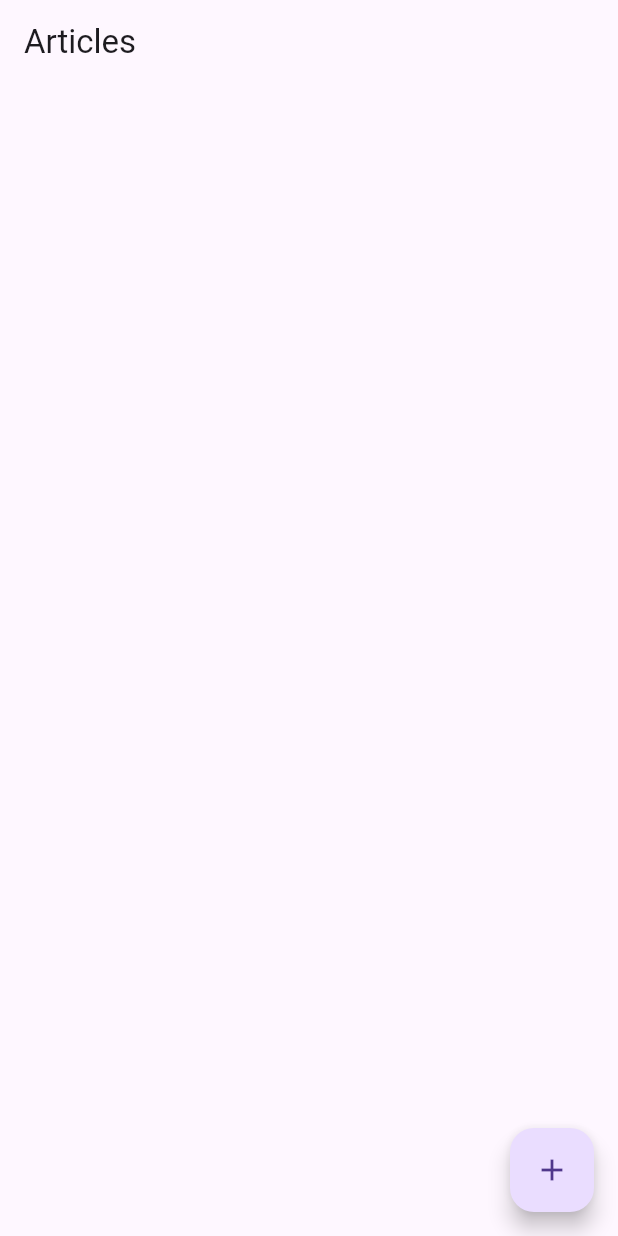
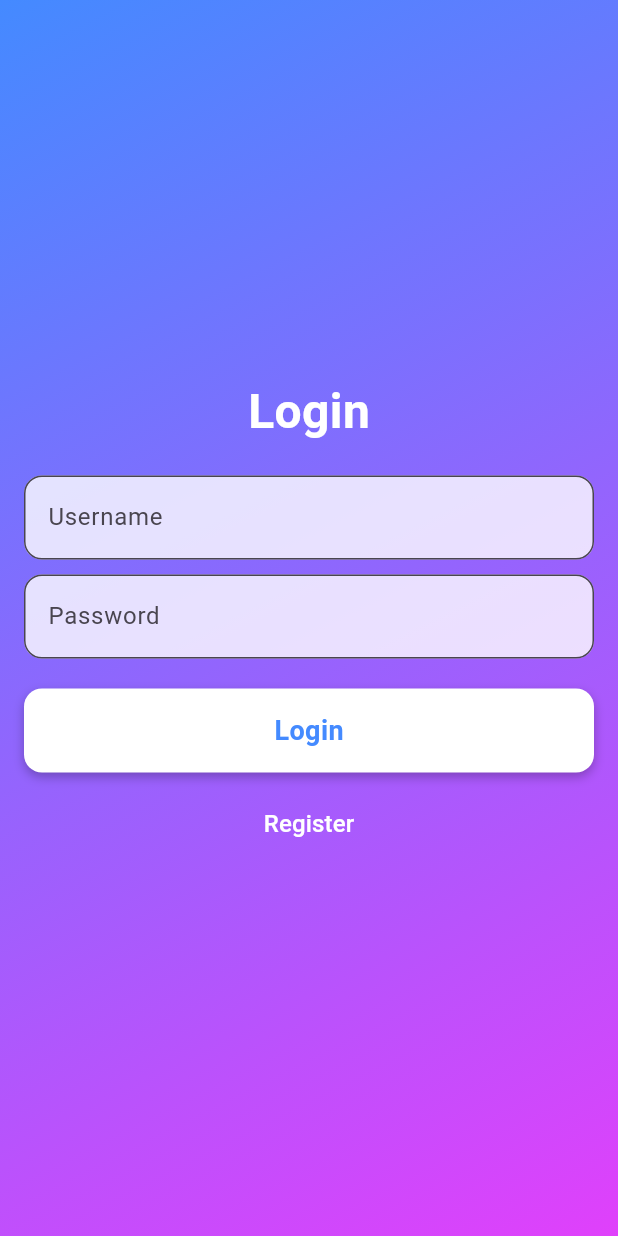
Before and after one commit to Vadum4567890/FlutterApp, a Flutter app: the screen it shows after launch, on a phone screen of 412 x 824 dp. Run offline on Flutter 3.47's test engine with Material 3 defaults, Android fonts, the phone set to English and light mode, and no system bars; our stand-ins replace image_picker.

Commit message:
Adding New Pages: Login, Register, Profile. Adding Author to the Article

```diff
--- a/analysis_options.yaml
+++ b/analysis_options.yaml
@@ -14,6 +14,7 @@ analyzer:
     prefer_int_literals: ignore
     prefer_const_constructors: ignore
     duplicate_ignore: ignore
+    lines_longer_than_80_chars: ignore
 
 linter:
   rules:
--- a/lib/main.dart
+++ b/lib/main.dart
@@ -1,5 +1,8 @@
 import 'package:flutter/material.dart';
 import 'package:my_project/screens/article_list_screen.dart';
+import 'package:my_project/screens/auth/login_screen.dart';
+import 'package:my_project/screens/auth/register_screen.dart';
+import 'package:my_project/screens/profile.screen.dart';
 
 void main() {
   runApp(ArticleApp());
@@ -12,6 +15,13 @@ class ArticleApp extends StatelessWidget {
       title: 'Articles App',
       theme: ThemeData(primarySwatch: Colors.blue),
       home: ArticleListScreen(),
+      initialRoute: '/login',
+      routes: {
+        '/login': (context) => const LoginScreen(),
+        '/register': (context) => const RegisterScreen(),
+        '/profile': (context) => const ProfileScreen(),
+        '/home': (context) => ArticleListScreen(),
+      },
     );
   }
 }
--- a/lib/models/article.dart
+++ b/lib/models/article.dart
@@ -2,6 +2,7 @@ class Article {
   final String title;
   final String content;
   final String? imagePath;
+  final String? author;
 
-  Article({required this.title, required this.content, this.imagePath});
+  Article({required this.title, required this.content, required this.author, this.imagePath});
 }
--- /dev/null
+++ b/lib/screens/auth/login_screen.dart
@@ -0,0 +1,126 @@
+import 'package:flutter/material.dart';
+import 'package:my_project/services/auth_service.dart';
+
+class LoginScreen extends StatefulWidget {
+  const LoginScreen({super.key});
+
+  @override
+  _LoginScreenState createState() => _LoginScreenState();
+}
+
+class _LoginScreenState extends State<LoginScreen> {
+  final TextEditingController _usernameController = TextEditingController();
+  final TextEditingController _passwordController = TextEditingController();
+  String _errorMessage = '';
+
+  void _handleLogin() {
+    if (AuthService.login(_usernameController.text, _passwordController.text)) {
+      Navigator.pushNamed(context, '/home');
+    } else {
+      setState(() => _errorMessage = 'Invalid username or password');
+    }
+  }
+
+  @override
+  Widget build(BuildContext context) {
+    return Scaffold(
+      body: DecoratedBox(
+        decoration: const BoxDecoration(
+          gradient: LinearGradient(
+            colors: [Colors.blueAccent, Colors.purpleAccent],
+            begin: Alignment.topLeft,
+            end: Alignment.bottomRight,
+          ),
+        ),
+        child: Center(
+          child: Padding(
+            padding: const EdgeInsets.all(16.0),
+            child: Column(
+              mainAxisAlignment: MainAxisAlignment.center,
+              children: [
+                const Text(
+                  'Login',
+                  style: TextStyle(
+                    fontSize: 32,
+                    fontWeight: FontWeight.bold,
+                    color: Colors.white,
+                  ),
+                ),
+                const SizedBox(height: 20),
+                TextField(
+                  controller: _usernameController,
+                  decoration: InputDecoration(
+                    labelText: 'Username',
+                    filled: true,
+                    fillColor: Colors.white.withOpacity(0.8),
+                    border: OutlineInputBorder(
+                      borderRadius: BorderRadius.circular(12),
+                    ),
+                  ),
+                ),
+                const SizedBox(height: 10),
+                TextField(
+                  controller: _passwordController,
+                  decoration: InputDecoration(
+                    labelText: 'Password',
+                    filled: true,
+                    fillColor: Colors.white.withOpacity(0.8),
+                    border: OutlineInputBorder(
+                      borderRadius: BorderRadius.circular(12),
+                    ),
+                  ),
+                  obscureText: true,
+                ),
+                if (_errorMessage.isNotEmpty)
+                  Padding(
+                    padding: const EdgeInsets.all(8.0),
+                    child: Text(
+                      _errorMessage,
+                      style: const TextStyle(color: Colors.red),
+                    ),
+                  ),
+                const SizedBox(height: 20),
+                GestureDetector(
+                  onTap: _handleLogin,
+                  child: Container(
+                    width: double.infinity,
+                    padding: const EdgeInsets.symmetric(vertical: 15),
+                    decoration: BoxDecoration(
+                      color: Colors.white,
+                      borderRadius: BorderRadius.circular(12),
+                      boxShadow: [
+                        BoxShadow(
+                          color: Colors.black26,
+                          blurRadius: 5,
+                          offset: const Offset(0, 3),
+                        ),
+                      ],
+                    ),
+                    child: const Center(
+                      child: Text(
+                        'Login',
+                        style: TextStyle(
+                          fontSize: 18,
+                          fontWeight: FontWeight.bold,
+                          color: Colors.blueAccent,
+                        ),
+                      ),
+                    ),
+                  ),
+                ),
+                const SizedBox(height: 10),
+                TextButton(
+                  onPressed: () => Navigator.pushNamed(context, '/register'),
+                  child: const Text(
+                    'Register',
+                    style: TextStyle(color: Colors.white, fontSize: 16),
+                  ),
+                ),
+              ],
+            ),
+          ),
+        ),
+      ),
+    );
+  }
+}
--- /dev/null
+++ b/lib/services/auth_service.dart
@@ -0,0 +1,24 @@
+class AuthService {
+  static final Map<String, String> _users = {};
+  static String? _currentUser;
+
+  static bool register(String username, String password) {
+    if (_users.containsKey(username)) return false;
+    _users[username] = password;
+    return true;
+  }
+
+  static bool login(String username, String password) {
+    if (_users[username] == password) {
+      _currentUser = username;
+      return true;
+    }
+    return false;
+  }
+
+  static void logout() {
+    _currentUser = null;
+  }
+
+  static String? get currentUser => _currentUser;
+}
--- a/pubspec.yaml
+++ b/pubspec.yaml
@@ -35,6 +35,7 @@ dependencies:
   # Use with the CupertinoIcons class for iOS style icons.
   cupertino_icons: ^1.0.8
   image_picker: ^1.1.2
+  shared_preferences: ^2.5.3
 
 dev_dependencies:
   flutter_test:
```
Also changed, not shown: lib/screens/article_detail_screen.dart (+24 -4 lines), lib/screens/article_list_screen.dart (+50 -13 lines), lib/screens/auth/register_screen.dart (added, +147 -0 lines), lib/screens/new_list_screen.dart (added, +34 -0 lines), lib/screens/profile.screen.dart (added, +106 -0 lines), pubspec.lock.
